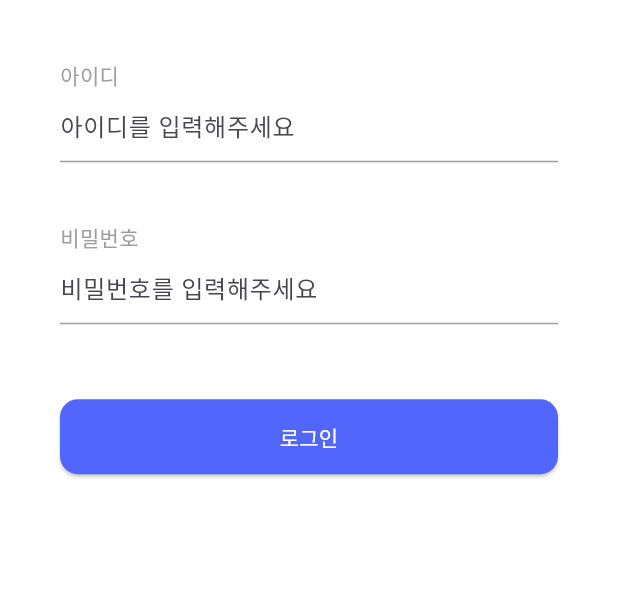
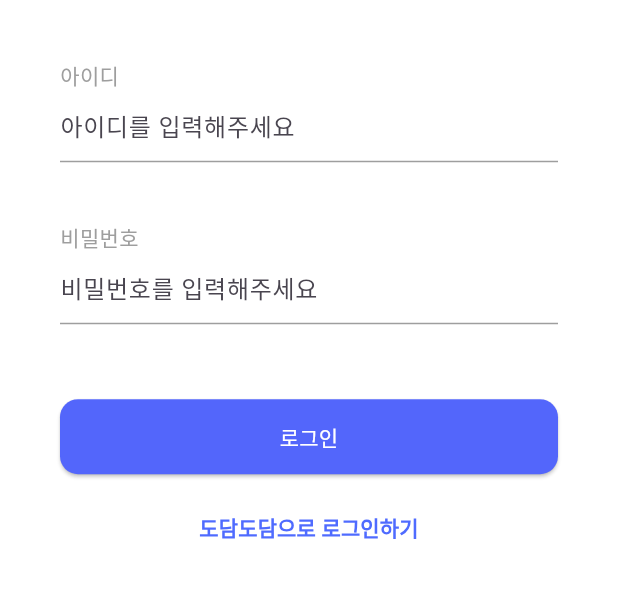
Before and after one commit to TeamBlick/app, a Flutter app: the screen it shows after launch, on a phone screen of 412 x 824 dp, the part 129-727 px from its top. Run offline on Flutter 3.47's test engine with Material 3 defaults, Android fonts, the phone set to English and light mode, and no system bars; our stand-ins replace flutter_svg.

```diff
--- a/lib/screens/login_screen.dart
+++ b/lib/screens/login_screen.dart
@@ -68,6 +68,23 @@ class LoginScreen extends StatelessWidget {
                   ),
                 ),
               ),
+
+              const SizedBox(height: 12),
+              Center(
+                child: TextButton(
+                  onPressed: () {
+                    // TODO: 웹 로그인 연동(SAML/OAuth 등) 시 여기서 처리
+                  },
+                  child: const Text(
+                    '도담도담으로 로그인하기',
+                    textAlign: TextAlign.center,
+                    style: TextStyle(
+                      color: Color(0xFF4F6BFF),
+                      fontWeight: FontWeight.w600,
+                    ),
+                  ),
+                ),
+              )
             ],
           ),
         ),
```
